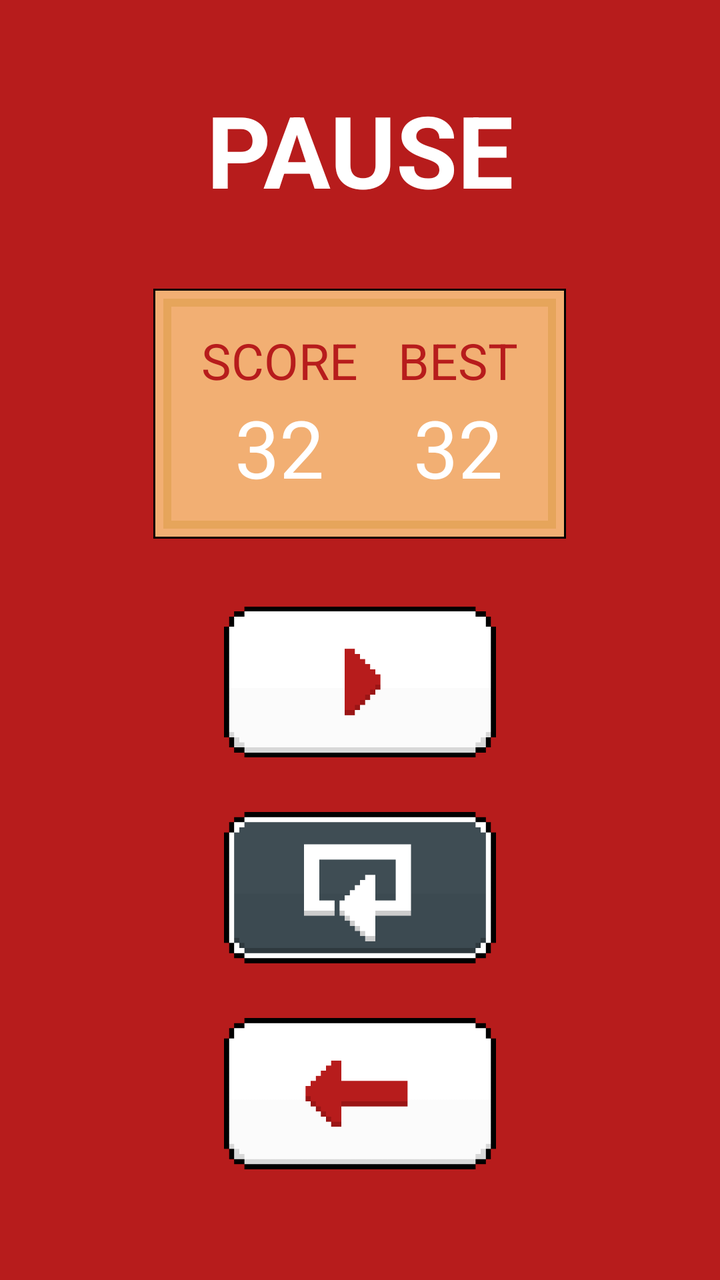
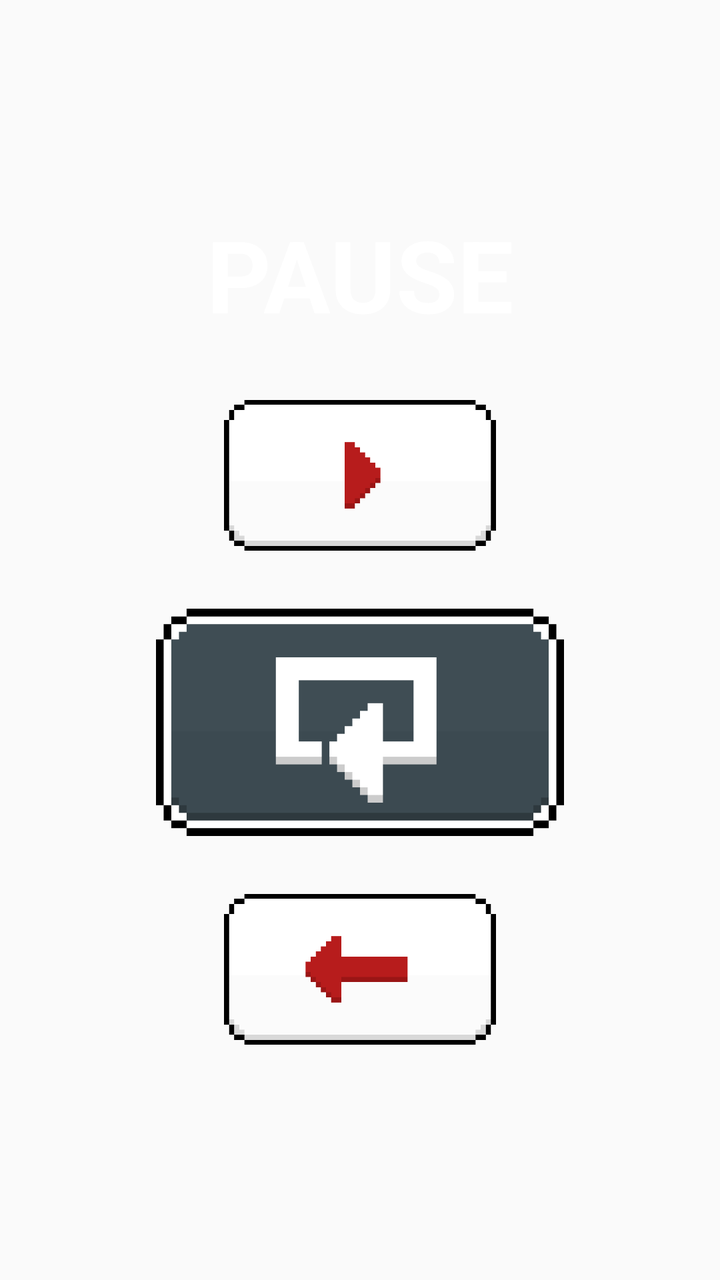

An Android layout rendered at two revisions. The XML below is the earlier revision; the diff shows what the commit changed to produce the second picture.
<!-- AndroidManifest.xml: application theme AppTheme -->
<!-- res/layout/pause_layout.xml -->
<?xml version="1.0" encoding="utf-8"?>
<LinearLayout
    xmlns:android="http://schemas.android.com/apk/res/android"

    android:id="@+id/lyt_pause"
    android:layout_width="match_parent"
    android:layout_height="match_parent"
    android:orientation="vertical"
    android:visibility="visible"
    android:gravity="center"
    android:background="@color/red"
    android:weightSum="7">

    <TextView
        android:id="@+id/pause"
        android:layout_width="wrap_content"
        android:layout_height="0dp"
        android:layout_weight="1"
        android:text="@string/pause"
        android:textColor="@android:color/white"
        android:textSize="50dp"
        android:textStyle="bold"
        android:layout_gravity="center_horizontal" />

    <LinearLayout
        android:layout_width="match_parent"
        android:layout_height="0dp"
        android:gravity="center"
        android:layout_weight="2"
        android:orientation="horizontal">

        <LinearLayout
            android:layout_width="wrap_content"
            android:layout_height="wrap_content"
            android:background="@android:color/black"
            android:padding="1dp">

            <LinearLayout
                android:layout_width="wrap_content"
                android:layout_height="wrap_content"
                android:background="@color/light_orange"
                android:padding="4dp">

                <LinearLayout
                    android:layout_width="wrap_content"
                    android:layout_height="wrap_content"
                    android:background="@color/dark_orange"
                    android:padding="4dp">

                    <LinearLayout
                        android:layout_width="wrap_content"
                        android:layout_height="wrap_content"
                        android:background="@color/light_orange"
                        android:gravity="center"
                        android:orientation="horizontal">

                        <LinearLayout
                            android:layout_width="wrap_content"
                            android:layout_height="wrap_content"
                            android:orientation="vertical"
                            android:gravity="center"
                            android:paddingRight="10dp"
                            android:paddingLeft="15dp"
                            android:paddingTop="10dp"
                            android:paddingBottom="10dp">

                            <TextView
                                android:id="@+id/pause_score_label"
                                android:layout_width="wrap_content"
                                android:layout_height="wrap_content"
                                android:text="SCORE"
                                android:textSize="25dp"
                                android:textColor="@color/red"/>

                            <TextView
                                android:id="@+id/pause_score"
                                android:layout_width="wrap_content"
                                android:layout_height="wrap_content"
                                android:text="32"
                                android:textSize="40dp"
                                android:textColor="@android:color/white"/>

                        </LinearLayout>

                        <LinearLayout
                            android:layout_width="wrap_content"
                            android:layout_height="wrap_content"
                            android:orientation="vertical"
                            android:gravity="center"
                            android:paddingLeft="10dp"
                            android:paddingRight="15dp"
                            android:paddingTop="10dp"
                            android:paddingBottom="10dp">

                            <TextView
                                android:id="@+id/pause_best_label"
                                android:layout_width="wrap_content"
                                android:layout_height="wrap_content"
                                android:text="BEST"
                                android:textSize="25dp"
                                android:textColor="@color/red"/>

                            <TextView
                                android:id="@+id/pause_best"
                                android:layout_width="wrap_content"
                                android:layout_height="wrap_content"
                                android:text="32"
                                android:textSize="40dp"
                                android:textColor="@android:color/white"/>

                        </LinearLayout>

                    </LinearLayout>

                </LinearLayout>

            </LinearLayout>

        </LinearLayout>

    </LinearLayout>

    <LinearLayout
        android:layout_width="match_parent"
        android:layout_height="0dp"
        android:layout_weight="1"
        android:orientation="horizontal"
        android:gravity="center"
        android:layout_margin="10dp"
        android:weightSum="5">

        <LinearLayout
            android:id="@+id/resume"
            android:clickable="true"
            android:layout_width="0dp"
            android:layout_weight="2"

            android:layout_height="wrap_content">

            <ImageView
                android:layout_width="match_parent"
                android:layout_height="match_parent"
                android:src="@drawable/play"/>

        </LinearLayout>

    </LinearLayout>

    <LinearLayout
        android:layout_width="match_parent"
        android:layout_height="0dp"
        android:layout_weight="1"
        android:layout_margin="10dp"
        android:orientation="horizontal"
        android:gravity="center"
        android:weightSum="5">

        <LinearLayout
            android:id="@+id/retry"
            android:clickable="true"
            android:layout_width="0dp"
            android:layout_weight="2"
            android:layout_height="wrap_content">

            <ImageView
                android:layout_width="match_parent"
                android:layout_height="match_parent"
                android:src="@drawable/retry"/>

        </LinearLayout>

    </LinearLayout>

    <LinearLayout
        android:layout_width="match_parent"
        android:layout_height="0dp"
        android:layout_weight="1"
        android:layout_margin="10dp"
        android:orientation="horizontal"
        android:gravity="center"
        android:weightSum="5">

        <LinearLayout
            android:id="@+id/back_home"
            android:clickable="true"
            android:layout_width="0dp"
            android:layout_weight="2"
            android:layout_height="wrap_content">

            <ImageView
                android:layout_width="match_parent"
                android:layout_height="match_parent"
                android:src="@drawable/backhome"/>

        </LinearLayout>

    </LinearLayout>

</LinearLayout>
<!-- resources referenced by this layout -->
<resources>
  <color name="dark_orange">#e6a55b</color>
  <color name="light_orange">#f2af73</color>
  <color name="red">#B71C1C</color>
  <!-- drawable backhome: png bitmap (drawable, 6744 bytes) -->
  <!-- drawable play: png bitmap (drawable, 6591 bytes) -->
  <!-- drawable retry: png bitmap (drawable, 9264 bytes) -->
  <string name="pause">PAUSE</string>
  <style name="AppTheme" parent="Theme.AppCompat.Light.DarkActionBar">
          
          <item name="colorPrimary">@color/colorPrimary</item>
          <item name="colorPrimaryDark">@color/colorPrimaryDark</item>
          <item name="colorAccent">@color/colorAccent</item>
      </style>
  <color name="colorPrimary">#B71C1C</color>
  <color name="colorPrimaryDark">#B71C1C</color>
  <color name="colorAccent">#B71C1C</color>
</resources>

<!-- the commit's change to res/layout/pause_layout.xml (unified diff, before → after) -->
@@ -8,7 +8,6 @@
     android:orientation="vertical"
     android:visibility="visible"
     android:gravity="center"
-    android:background="@color/red"
     android:weightSum="7">
 
     <TextView
@@ -21,104 +20,6 @@
         android:textSize="50dp"
         android:textStyle="bold"
         android:layout_gravity="center_horizontal" />
-
-    <LinearLayout
-        android:layout_width="match_parent"
-        android:layout_height="0dp"
-        android:gravity="center"
-        android:layout_weight="2"
-        android:orientation="horizontal">
-
-        <LinearLayout
-            android:layout_width="wrap_content"
-            android:layout_height="wrap_content"
-            android:background="@android:color/black"
-            android:padding="1dp">
-
-            <LinearLayout
-                android:layout_width="wrap_content"
-                android:layout_height="wrap_content"
-                android:background="@color/light_orange"
-                android:padding="4dp">
-
-                <LinearLayout
-                    android:layout_width="wrap_content"
-                    android:layout_height="wrap_content"
-                    android:background="@color/dark_orange"
-                    android:padding="4dp">
-
-                    <LinearLayout
-                        android:layout_width="wrap_content"
-                        android:layout_height="wrap_content"
-                        android:background="@color/light_orange"
-                        android:gravity="center"
-                        android:orientation="horizontal">
-
-                        <LinearLayout
-                            android:layout_width="wrap_content"
-                            android:layout_height="wrap_content"
-                            android:orientation="vertical"
-                            android:gravity="center"
-                            android:paddingRight="10dp"
-                            android:paddingLeft="15dp"
-                            android:paddingTop="10dp"
-                            android:paddingBottom="10dp">
-
-                            <TextView
-                                android:id="@+id/pause_score_label"
-                                android:layout_width="wrap_content"
-                                android:layout_height="wrap_content"
-                                android:text="SCORE"
-                                android:textSize="25dp"
-                                android:textColor="@color/red"/>
-
-                            <TextView
-                                android:id="@+id/pause_score"
-                                android:layout_width="wrap_content"
-                                android:layout_height="wrap_content"
-                                android:text="32"
-                                android:textSize="40dp"
-                                android:textColor="@android:color/white"/>
-
-                        </LinearLayout>
-
-                        <LinearLayout
-                            android:layout_width="wrap_content"
-                            android:layout_height="wrap_content"
-                            android:orientation="vertical"
-                            android:gravity="center"
-                            android:paddingLeft="10dp"
-                            android:paddingRight="15dp"
-                            android:paddingTop="10dp"
-                            android:paddingBottom="10dp">
-
-                            <TextView
-                                android:id="@+id/pause_best_label"
-                                android:layout_width="wrap_content"
-                                android:layout_height="wrap_content"
-                                android:text="BEST"
-                                android:textSize="25dp"
-                                android:textColor="@color/red"/>
-
-                            <TextView
-                                android:id="@+id/pause_best"
-                                android:layout_width="wrap_content"
-                                android:layout_height="wrap_content"
-                                android:text="32"
-                                android:textSize="40dp"
-                                android:textColor="@android:color/white"/>
-
-                        </LinearLayout>
-
-                    </LinearLayout>
-
-                </LinearLayout>
-
-            </LinearLayout>
-
-        </LinearLayout>
-
-    </LinearLayout>
 
     <LinearLayout
         android:layout_width="match_parent"
@@ -149,7 +50,7 @@
     <LinearLayout
         android:layout_width="match_parent"
         android:layout_height="0dp"
-        android:layout_weight="1"
+        android:layout_weight="1.5"
         android:layout_margin="10dp"
         android:orientation="horizontal"
         android:gravity="center"
@@ -159,7 +60,7 @@
             android:id="@+id/retry"
             android:clickable="true"
             android:layout_width="0dp"
-            android:layout_weight="2"
+            android:layout_weight="3"
             android:layout_height="wrap_content">
 
             <ImageView
<!-- resource entries referenced after the edit -->
@@ -1,8 +1,5 @@
 <!-- resources referenced by this layout -->
 <resources>
-  <color name="dark_orange">#e6a55b</color>
-  <color name="light_orange">#f2af73</color>
-  <color name="red">#B71C1C</color>
   <!-- drawable backhome: png bitmap (drawable, 6744 bytes) -->
   <!-- drawable play: png bitmap (drawable, 6591 bytes) -->
   <!-- drawable retry: png bitmap (drawable, 9264 bytes) -->
